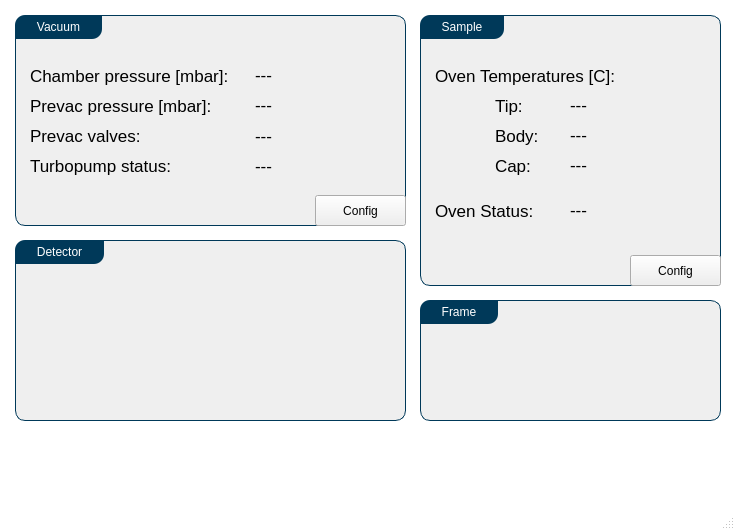
Old version of the form Utils/ursapqConsole/main.ui in the repository pnjun/UrsaPQ-Manager.
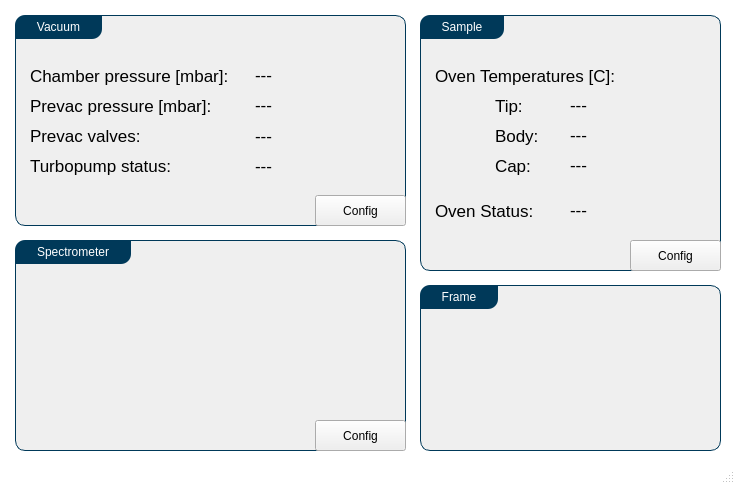
New version of the form.

```diff
--- a/Utils/ursapqConsole/main.ui
+++ b/Utils/ursapqConsole/main.ui
@@ -7,7 +7,7 @@
     <x>0</x>
     <y>0</y>
     <width>735</width>
-    <height>530</height>
+    <height>484</height>
    </rect>
   </property>
   <property name="sizePolicy">
@@ -114,7 +114,7 @@
       <rect>
        <x>15</x>
        <y>75</y>
-       <width>211</width>
+       <width>226</width>
        <height>31</height>
       </rect>
      </property>
@@ -127,7 +127,7 @@
       <rect>
        <x>15</x>
        <y>45</y>
-       <width>211</width>
+       <width>226</width>
        <height>31</height>
       </rect>
      </property>
@@ -153,7 +153,7 @@
       <rect>
        <x>15</x>
        <y>105</y>
-       <width>196</width>
+       <width>226</width>
        <height>31</height>
       </rect>
      </property>
@@ -179,7 +179,7 @@
       <rect>
        <x>15</x>
        <y>135</y>
-       <width>196</width>
+       <width>226</width>
        <height>31</height>
       </rect>
      </property>
@@ -233,11 +233,11 @@
       <x>15</x>
       <y>240</y>
       <width>391</width>
-      <height>181</height>
+      <height>211</height>
      </rect>
     </property>
     <property name="title">
-     <string>Detector</string>
+     <string>Spectrometer</string>
     </property>
     <widget class="QLabel" name="detector_SL">
      <property name="geometry">
@@ -252,6 +252,19 @@
       <string/>
      </property>
     </widget>
+    <widget class="QPushButton" name="spectr_MB">
+     <property name="geometry">
+      <rect>
+       <x>300</x>
+       <y>180</y>
+       <width>91</width>
+       <height>31</height>
+      </rect>
+     </property>
+     <property name="text">
+      <string>Config</string>
+     </property>
+    </widget>
    </widget>
    <widget class="QGroupBox" name="groupBox_3">
     <property name="geometry">
@@ -259,7 +272,7 @@
       <x>420</x>
       <y>15</y>
       <width>301</width>
-      <height>271</height>
+      <height>256</height>
      </rect>
     </property>
     <property name="title">
@@ -269,7 +282,7 @@
      <property name="geometry">
       <rect>
        <x>210</x>
-       <y>240</y>
+       <y>225</y>
        <width>91</width>
        <height>31</height>
       </rect>
@@ -413,9 +426,9 @@
     <property name="geometry">
      <rect>
       <x>420</x>
-      <y>300</y>
+      <y>285</y>
       <width>301</width>
-      <height>121</height>
+      <height>166</height>
      </rect>
     </property>
     <property name="title">
```
